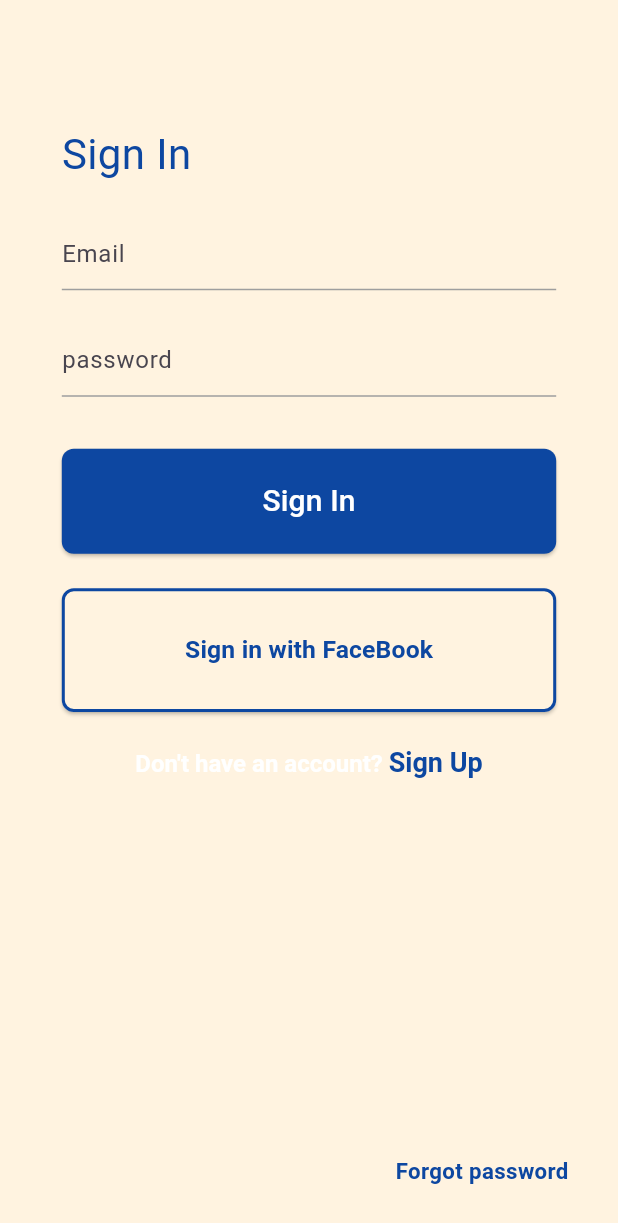
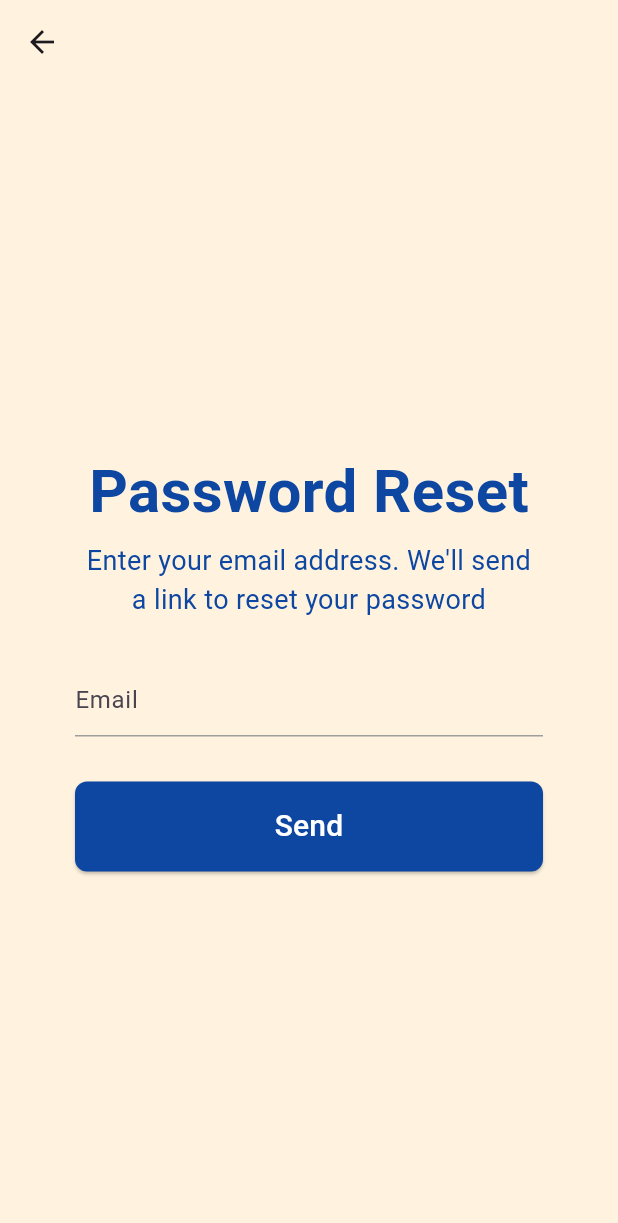
Before and after one commit to OtabekNuriddinov/shopping, a Flutter app: the SignInScreen screen opened directly, after a tap on "Forgot password", on a phone screen of 412 x 824 dp. Shown: the top 1223 px of the screen. Run offline on Flutter 3.47's test engine with Material 3 defaults, Android fonts, the phone set to English and light mode, and no system bars; our stand-ins replace flutter_svg.

Commit message:
[06] password reset added

```diff
--- a/lib/core/theme/strings.dart
+++ b/lib/core/theme/strings.dart
@@ -57,4 +57,30 @@ sealed class AppStrings{
   static const successful = "Your account has been\nsuccessfully created.";
 
   static const wilReceive = "Shopin will receive your public\nprofile and friends list";
+
+  /// reset
+  static const passRes = "Password Reset";
+  static const enter = "Enter your email address. We'll send\na link to reset your password";
+  static const send = "Send";
+
+  /// instructions
+  static const instructions = "Instructions sent!";
+  static const check = "Check your inbox and follow the\ninstructions to reset your password.";
+  static const goTo = "Go To Email";
+
+  /// to email
+  static const recover = "Recover account";
+  static const inbox = "Inbox";
+  static const reset = "Reset your Shopin\npassword";
+  static const hi = "Hi,";
+  static const weHave = "We've received a request to rest your\npassword";
+  static const click = "Click the button below to setup a new password";
+  static const thisLink = "This link will expire in 1 hour.\nIf you didn't initiate this change, please";
+  static const emailUs = "email us";
+  static const lets = "and let us know";
+
+  /// NewPassword
+  static const newPass = "New Password";
+  static const save = "Save";
+  static const confirmPassword = "Confirm Password";
 }
--- /dev/null
+++ b/lib/screen/password_reset_screen.dart
@@ -0,0 +1,114 @@
+import 'package:flutter/material.dart';
+import 'package:shoppin/core/components/my_elevated_button.dart';
+import 'package:shoppin/core/components/my_text_field.dart';
+import 'package:shoppin/core/theme/colors.dart';
+import 'package:shoppin/core/theme/strings.dart';
+import 'package:shoppin/core/utils/app_snackbar.dart';
+import 'package:shoppin/screen/instructions_screen.dart';
+import 'package:shoppin/servis/user_service.dart';
+
+class PasswordResetScreen extends StatefulWidget {
+  const PasswordResetScreen({super.key});
+
+  @override
+  State<PasswordResetScreen> createState() => _PasswordResetScreenState();
+}
+
+class _PasswordResetScreenState extends State<PasswordResetScreen> {
+  late double screenWidth;
+  late double screenHeight;
+  late TextEditingController emailController;
+  late UserService userService;
+
+  @override
+  void initState() {
+    super.initState();
+    emailController = TextEditingController();
+    userService = UserService();
+  }
+
+  @override
+  void didChangeDependencies() {
+    super.didChangeDependencies();
+    screenWidth = MediaQuery.of(context).size.width;
+    screenHeight = MediaQuery.of(context).size.height;
+  }
+
+  @override
+  Widget build(BuildContext context) {
+    return Scaffold(
+      backgroundColor: AppColors.orange,
+      appBar: AppBar(
+        backgroundColor: AppColors.orange,
+        leading: BackButton(
+          onPressed: () {
+            Navigator.pop(context);
+          },
+        ),
+      ),
+      body: Center(
+        child: SingleChildScrollView(
+          child: Column(
+            crossAxisAlignment: CrossAxisAlignment.center,
+            mainAxisAlignment: MainAxisAlignment.center,
+            children: [
+              Text(
+                AppStrings.passRes,
+                style: TextStyle(
+                    fontSize: 40,
+                    fontWeight: FontWeight.bold,
+                    color: AppColors.darkBlue),
+              ),
+              SizedBox(height: 5),
+              Text(
+                textAlign: TextAlign.center,
+                AppStrings.enter,
+                style: TextStyle(fontSize: 18, color: AppColors.darkBlue),
+              ),
+              SizedBox(height: 30),
+              Padding(
+                padding: EdgeInsets.only(left: 50, right: 50),
+                child: MyTextField(
+                  controller: emailController,
+                  hintText: AppStrings.email,
+                ),
+              ),
+              SizedBox(height: 30),
+              Padding(
+                padding: EdgeInsets.only(left: 50, right: 50),
+                child: SizedBox(
+                  height: 60,
+                  width: double.maxFinite,
+                  child: MyElevatedButton(
+                    text: AppStrings.send,
+                    onTapped: () {
+                      String email = emailController.text;
+                      if (email.isEmpty) {
+                        AppSnackbar.msg(
+                            context, "Iltimos maydonni to'ldiring!");
+                        return;
+                      }
+                      bool checker = userService.emailChecker(email);
+                      if (checker) {
+                        Navigator.push(
+                          context,
+                          MaterialPageRoute(
+                            builder: (context) => InstructionsScreen(email: email),
+                          ),
+                        );
+                      }
+                      else{
+                        AppSnackbar.msg(context, 'Bunday Email mavjud emas!');
+                        return;
+                      }
+                    },
+                  ),
+                ),
+              )
+            ],
+          ),
+        ),
+      ),
+    );
+  }
+}
--- a/lib/screen/sign_in_screen.dart
+++ b/lib/screen/sign_in_screen.dart
@@ -5,6 +5,7 @@ import 'package:shoppin/core/theme/colors.dart';
 import 'package:shoppin/core/theme/icons.dart';
 import 'package:shoppin/core/theme/strings.dart';
 import 'package:shoppin/core/utils/app_snackbar.dart';
+import 'package:shoppin/screen/password_reset_screen.dart';
 import 'package:shoppin/screen/products_screen.dart';
 import 'package:shoppin/screen/sign_up_screen.dart';
 import 'package:shoppin/servis/app_service.dart';
@@ -158,7 +159,14 @@ class _SignInScreenState extends State<SignInScreen> {
                 color: AppColors.orange,
                 child: InkWell(
                   borderRadius: BorderRadius.circular(10),
-                  onTap: () {},
+                  onTap: () {
+                    Navigator.push(
+                      context,
+                      MaterialPageRoute(
+                        builder: (context) => PasswordResetScreen(),
+                      ),
+                    );
+                  },
                   child: Text(
                     AppStrings.forgot,
                     style: TextStyle(
--- a/lib/servis/user_service.dart
+++ b/lib/servis/user_service.dart
@@ -27,4 +27,24 @@ class UserService{
     _usersList.add(newUser);
     return true;
   }
+
+  bool emailChecker(String email){
+    for(User user in _usersList){
+      if(user.email == email){
+        return true;
+      }
+    }
+    return false;
+  }
+
+  void passwordReset(String email, String newPassword){
+    for(User user in _usersList){
+      if(user.email == email){
+        int index = _usersList.indexOf(user);
+        _usersList[index]  = user.copyWith(password: newPassword);
+        break;
+      }
+    }
+
+  }
 }
```
Also changed, not shown: lib/screen/instructions_screen.dart (added, +102 -0 lines), lib/screen/new_password_screen.dart (added, +93 -0 lines), lib/screen/successful.dart (added, +49 -0 lines), lib/screen/to_email_acc.dart (added, +202 -0 lines).
